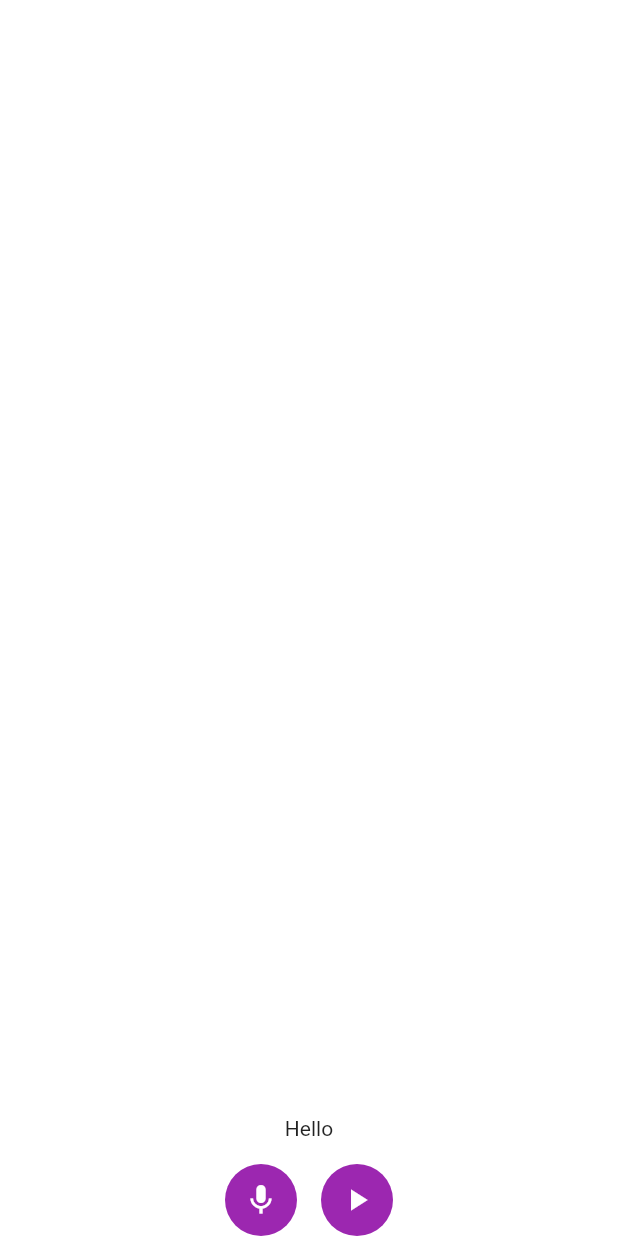
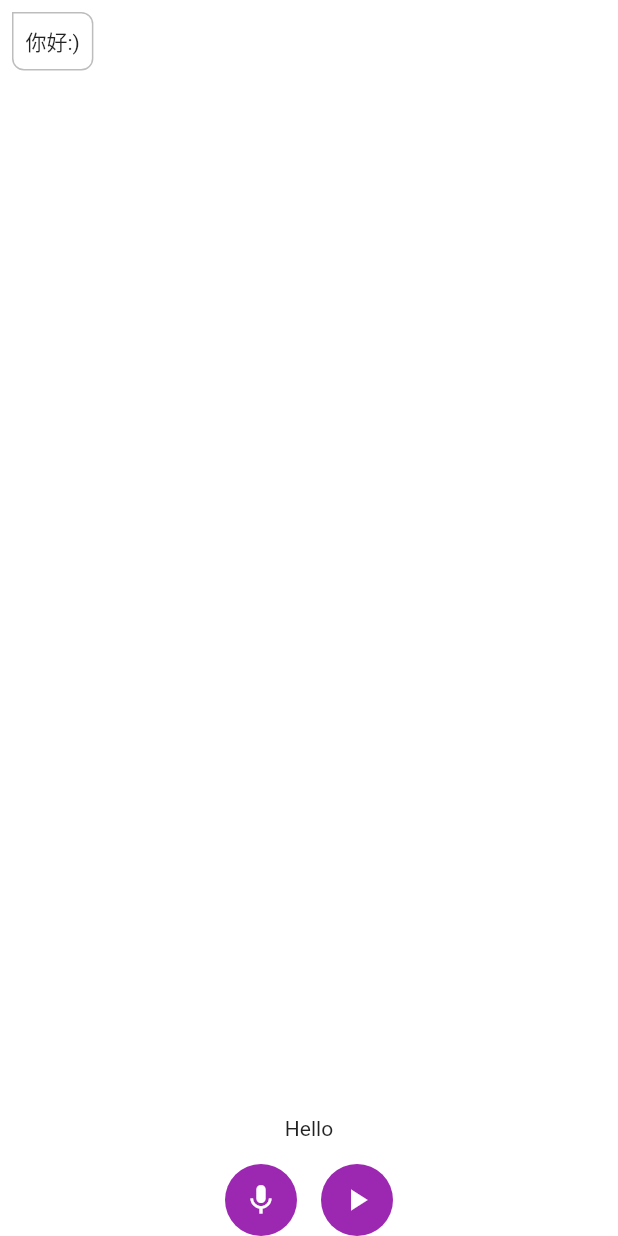
Before and after one commit to h2oiswater/UX-Explore, a Flutter app: the screen it shows after launch, on a phone screen of 412 x 824 dp. Run offline on Flutter 3.47's test engine with Material 2 defaults, Android fonts, the phone set to English and light mode, and no system bars; our stand-ins replace dio, permission_handler; missing offline and left inert: flutter_sound.

Commit message:
add: simple ui for msg.

```diff
--- a/lib/bloc/conversation.dart
+++ b/lib/bloc/conversation.dart
@@ -7,6 +7,7 @@ import 'package:permission_handler/permission_handler.dart';
 import 'package:starter/bloc/interfaces/conversation.dart';
 import 'package:starter/core/bussiness/conversation.dart';
 import 'package:starter/utils/file_manager.dart';
+import 'package:starter/model/msg.dart';
 
 class ConversationBloc with ChangeNotifier implements IConversationBloc {
   final FlutterSound _flutterSound = new FlutterSound();
@@ -16,6 +17,13 @@ class ConversationBloc with ChangeNotifier implements IConversationBloc {
 
   bool get isRecording => _flutterSound.isRecording;
   String currentText = 'Hello';
+
+  List<Msg> conversationList = [
+    Msg(
+        content: '你好:)',
+        id: DateTime.now().millisecondsSinceEpoch.toString(),
+        direction: MsgDirection.IN)
+  ];
 
   @override
   void dispose() {
@@ -151,10 +159,26 @@ class ConversationBloc with ChangeNotifier implements IConversationBloc {
 
   @override
   void getLatestText() async {
-    final file = File.fromUri(Uri.parse(_currentRecordingFilePath));
-    print('getLatestText');
-    final rep = await ConversationRepository.convertAudio2Text(
-        file.path);
-    print(rep);
+//    final file = File.fromUri(Uri.parse(_currentRecordingFilePath));
+//    print('getLatestText');
+//    final rep = await ConversationRepository.convertAudio2Text(
+//        file.path);
+//    print(rep);
+    _addMsg(Msg(
+        content: '你好',
+        direction: MsgDirection.OUT,
+        id: DateTime.now().millisecondsSinceEpoch.toString()));
+
+    Future.delayed(
+        Duration(seconds: 3),
+        () => _addMsg(Msg(
+            content: '我很好',
+            direction: MsgDirection.IN,
+            id: DateTime.now().millisecondsSinceEpoch.toString())));
+  }
+
+  void _addMsg(Msg msg) {
+    conversationList.add(msg);
+    notifyListeners();
   }
 }
--- a/lib/main.dart
+++ b/lib/main.dart
@@ -3,7 +3,7 @@ import 'package:provider/provider.dart';
 
 import 'package:starter/bloc/auth.dart';
 import 'package:starter/bloc/conversation.dart';
-import 'package:starter/ui/pages/main/main.dart';
+import 'package:starter/ui/pages/main/main_page.dart';
 
 void main() => runApp(new MyApp());
 
--- /dev/null
+++ b/lib/model/msg.dart
@@ -0,0 +1,11 @@
+enum MsgDirection {
+  OUT,
+  IN
+}
+class Msg {
+  String id;
+  String content;
+  MsgDirection direction;
+
+  Msg({this.id, this.content, this.direction});
+}
--- a/lib/ui/pages/main/main.dart
+++ b/lib/ui/pages/main/main_page.dart
@@ -1,6 +1,8 @@
 import 'package:flutter/material.dart';
 
 import 'package:starter/ui/widgets/voice_input.dart';
+
+import 'msg_list_widget.dart';
 
 class MainPage extends StatelessWidget {
   @override
@@ -9,6 +11,12 @@ class MainPage extends StatelessWidget {
       body: Container(
         child: Stack(
           children: <Widget>[
+            Align(
+              alignment: Alignment.topCenter,
+              child: SafeArea(
+                child: MsgListWidget(),
+              ),
+            ),
             Align(
               alignment: Alignment.bottomCenter,
               child: SafeArea(child: VoiceInputWidget()),
--- /dev/null
+++ b/lib/ui/pages/main/msg_list_widget.dart
@@ -0,0 +1,48 @@
+import 'package:flutter/material.dart';
+import 'package:provider/provider.dart';
+import 'package:starter/bloc/conversation.dart';
+import 'package:starter/model/msg.dart';
+
+class MsgListWidget extends StatelessWidget {
+  @override
+  Widget build(BuildContext context) {
+    return Consumer<ConversationBloc>(builder: (context, value, _) {
+      return ListView.builder(
+        itemBuilder: (_, index) => MsgContent(
+          msg: value.conversationList[index],
+        ),
+        itemCount: value.conversationList.length,
+      );
+    });
+  }
+}
+
+class MsgContent extends StatelessWidget {
+  final Msg msg;
+
+  MsgContent({this.msg});
+
+  @override
+  Widget build(BuildContext context) {
+    return Row(
+        mainAxisAlignment: msg.direction == MsgDirection.IN
+            ? MainAxisAlignment.start
+            : MainAxisAlignment.end,
+        children: <Widget>[
+          Container(
+            margin: EdgeInsets.all(8),
+            padding: EdgeInsets.all(8),
+            decoration: BoxDecoration(
+                borderRadius: BorderRadius.only(
+                    bottomRight: Radius.circular(8),
+                    topRight: Radius.circular(8),
+                    bottomLeft: Radius.circular(8)),
+                border: Border.all(color: Colors.grey[400])),
+            child: Text(
+              msg.content,
+              style: Theme.of(context).textTheme.body1,
+            ),
+          )
+        ]);
+  }
+}
```
